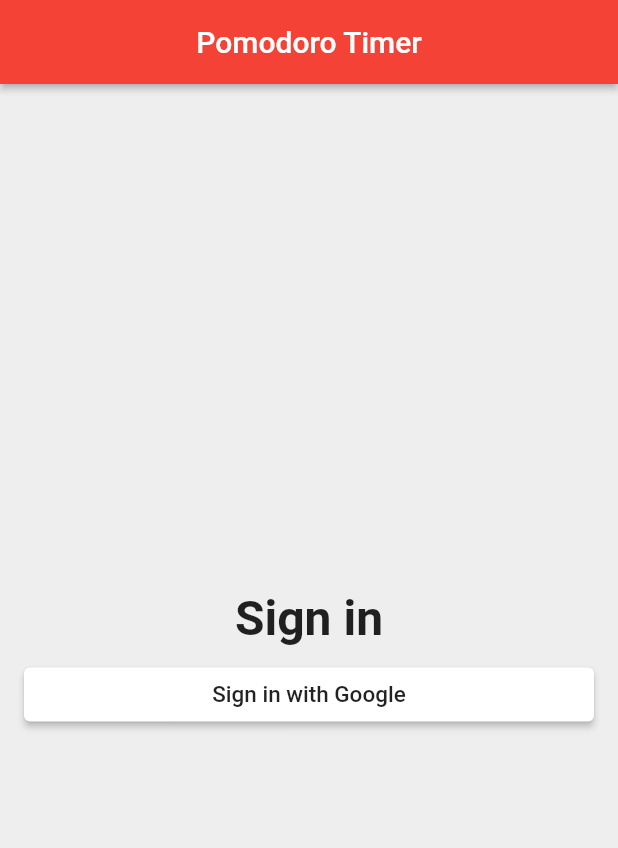
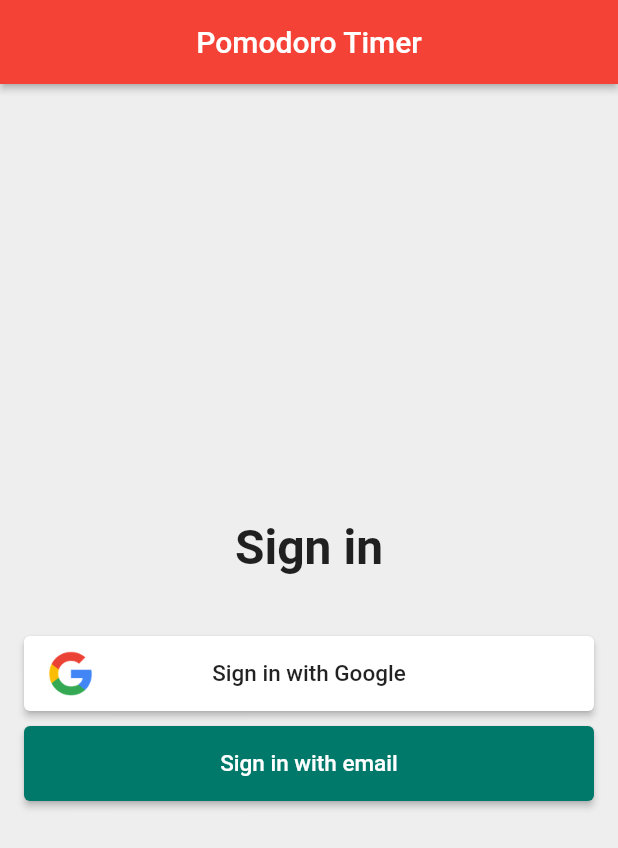
Before and after one commit to COAB1/capyba, a Flutter app: the screen it shows after launch, after a tap on "Sign in with Google", on a phone screen of 412 x 824 dp. Shown: the top 848 px of the screen. Run offline on Flutter 3.47's test engine with Material 2 defaults, Android fonts, the light colour scheme and no system bars; missing offline and left inert: dart:ffi.

Commit message:
Finalize creating login layout w/ buttons

```diff
--- /dev/null
+++ b/lib/app/sign_in/sign_in_button.dart
@@ -0,0 +1,18 @@
+import 'package:capyba/common_widgets/custom_raised_button.dart';
+import 'package:flutter/material.dart';
+
+class SignInButton extends CustomRaisedButton {
+  SignInButton({
+    String text,
+    Color color,
+    Color textColor,
+    VoidCallback onPressed,
+  }) : super(
+          child: Text(
+            text,
+            style: TextStyle(color: textColor, fontSize: 15.0),
+          ),
+          color: color,
+          onPressed: onPressed,
+        );
+}
--- a/lib/app/sign_in/sign_in_page.dart
+++ b/lib/app/sign_in/sign_in_page.dart
@@ -1,3 +1,6 @@
+import 'package:capyba/app/sign_in/sign_in_button.dart';
+import 'package:capyba/app/sign_in/social_sign_in_button.dart';
+import 'package:capyba/common_widgets/custom_raised_button.dart';
 import 'package:flutter/material.dart';
 
 class SignInPage extends StatelessWidget {
@@ -29,21 +32,19 @@ class SignInPage extends StatelessWidget {
               fontWeight: FontWeight.w600,
             ),
           ),
-          SizedBox(height: 8.0),
-          ElevatedButton(
-            child: Text(
-              'Sign in with Google',
-              style: TextStyle(
-                fontSize: 15.0,
-                color: Colors.black87,
-              ),
-            ),
-            style: ElevatedButton.styleFrom(
-              primary: Colors.white,
-              shape: RoundedRectangleBorder(
-                borderRadius: BorderRadius.all(Radius.circular(4.0)),
-              ),
-            ),
+          SizedBox(height: 40.0),
+          SocialSignInButton(
+            assetName: 'images/google-logo.png',
+            text: 'Sign in with Google',
+            textColor: Colors.black87,
+            color: Colors.white,
+            onPressed: () {},
+          ),
+          SizedBox(height: 10.0),
+          SignInButton(
+            text: 'Sign in with email',
+            textColor: Colors.white,
+            color: Colors.teal[700],
             onPressed: () {},
           ),
         ],
--- /dev/null
+++ b/lib/app/sign_in/social_sign_in_button.dart
@@ -0,0 +1,26 @@
+import 'package:capyba/common_widgets/custom_raised_button.dart';
+import 'package:flutter/material.dart';
+
+class SocialSignInButton extends CustomRaisedButton {
+  SocialSignInButton({
+    String assetName,
+    String text,
+    Color color,
+    Color textColor,
+    VoidCallback onPressed,
+  }) : super(
+          child: Row(
+            mainAxisAlignment: MainAxisAlignment.spaceBetween,
+            children: <Widget>[
+              Image.asset(assetName),
+              Text(
+                text,
+                style: TextStyle(color: textColor, fontSize: 15.0),
+              ),
+              Opacity(opacity: 0.0, child: Image.asset(assetName)),
+            ],
+          ),
+          color: color,
+          onPressed: onPressed,
+        );
+}
--- /dev/null
+++ b/lib/common_widgets/custom_raised_button.dart
@@ -0,0 +1,38 @@
+import 'dart:ffi';
+
+import 'package:flutter/material.dart';
+
+class CustomRaisedButton extends StatelessWidget {
+  CustomRaisedButton({
+    this.child,
+    this.color,
+    this.borderRadius: 4.0,
+    this.height: 50.0,
+    this.onPressed,
+  });
+
+  final Widget child;
+  final Color color;
+  final double borderRadius;
+  final double height;
+  final VoidCallback onPressed;
+
+  @override
+  Widget build(BuildContext context) {
+    return SizedBox(
+      height: height,
+      child: ElevatedButton(
+        child: child,
+        style: ElevatedButton.styleFrom(
+          primary: color,
+          shape: RoundedRectangleBorder(
+            borderRadius: BorderRadius.all(
+              Radius.circular(borderRadius),
+            ),
+          ),
+        ),
+        onPressed: onPressed,
+      ),
+    );
+  }
+}
--- a/pubspec.yaml
+++ b/pubspec.yaml
@@ -48,6 +48,8 @@ flutter:
   # assets:
   #   - images/a_dot_burr.jpeg
   #   - images/a_dot_ham.jpeg
+  assets:
+    - images/google-logo.png
 
   # An image asset can refer to one or more resolution-specific "variants", see
   # https://flutter.dev/assets-and-images/#resolution-aware.
```
Also changed, not shown: images/2.0x/google-logo.png (added), images/3.0x/google-logo.png (added), images/google-logo.png (added).
